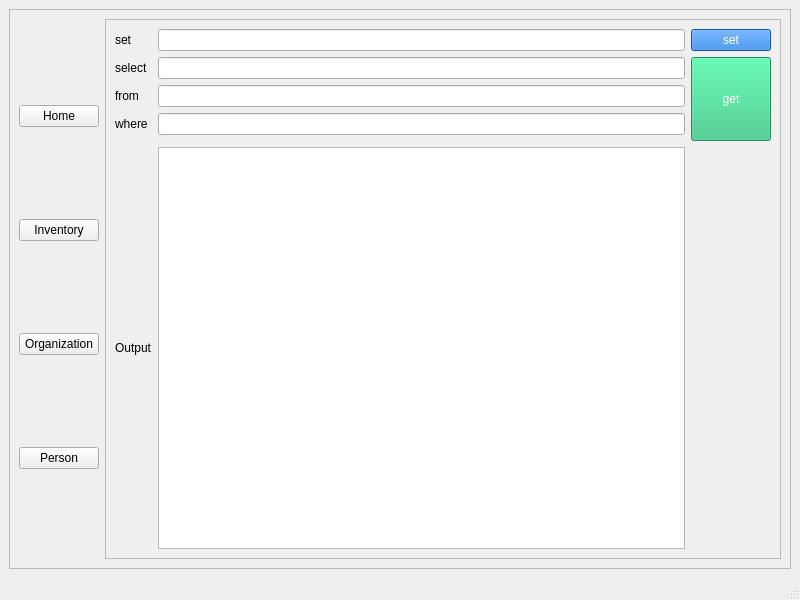
Before: the Qt Designer form mainwindow.ui in abdulroufsidhu/bms, drawn with Qt 5.
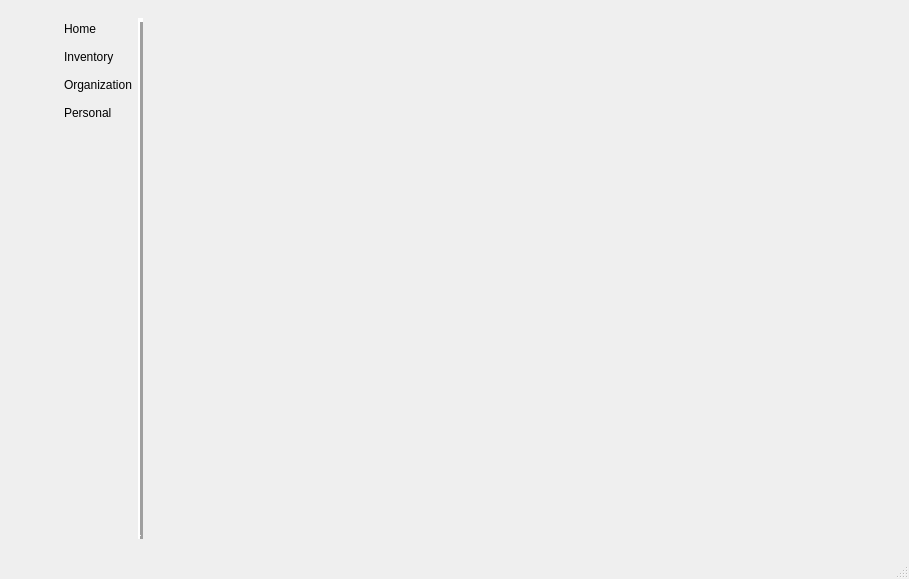
After: the same form once the commit is applied. Icons and pictures are not drawn.

```diff
--- a/mainwindow.ui
+++ b/mainwindow.ui
@@ -6,8 +6,8 @@
    <rect>
     <x>0</x>
     <y>0</y>
-    <width>800</width>
-    <height>600</height>
+    <width>909</width>
+    <height>579</height>
    </rect>
   </property>
   <property name="windowTitle">
@@ -17,6 +17,9 @@
    <layout class="QGridLayout" name="gridLayout_3">
     <item row="0" column="0">
      <widget class="QScrollArea" name="scrollArea_2">
+      <property name="frameShape">
+       <enum>QFrame::NoFrame</enum>
+      </property>
       <property name="widgetResizable">
        <bool>true</bool>
       </property>
@@ -25,13 +28,208 @@
         <rect>
          <x>0</x>
          <y>0</y>
-         <width>780</width>
-         <height>532</height>
+         <width>891</width>
+         <height>513</height>
         </rect>
        </property>
        <layout class="QGridLayout" name="gridLayout_2">
-        <item row="0" column="1">
+        <item row="0" column="0">
+         <layout class="QVBoxLayout" name="verticalLayout">
+          <property name="sizeConstraint">
+           <enum>QLayout::SetFixedSize</enum>
+          </property>
+          <item>
+           <layout class="QGridLayout" name="gridLayout_4">
+            <item row="4" column="0">
+             <widget class="QPushButton" name="btn_person">
+              <property name="sizePolicy">
+               <sizepolicy hsizetype="Minimum" vsizetype="Minimum">
+                <horstretch>0</horstretch>
+                <verstretch>0</verstretch>
+               </sizepolicy>
+              </property>
+              <property name="styleSheet">
+               <string notr="true">padding: 1em;</string>
+              </property>
+              <property name="text">
+               <string/>
+              </property>
+              <property name="icon">
+               <iconset resource="resources/icons.qrc">
+                <normaloff>:/icons/icons/person-svgrepo-com.svg</normaloff>:/icons/icons/person-svgrepo-com.svg</iconset>
+              </property>
+              <property name="iconSize">
+               <size>
+                <width>32</width>
+                <height>32</height>
+               </size>
+              </property>
+              <property name="flat">
+               <bool>true</bool>
+              </property>
+             </widget>
+            </item>
+            <item row="2" column="1">
+             <widget class="QLabel" name="label_7">
+              <property name="styleSheet">
+               <string notr="true">position: absolute;</string>
+              </property>
+              <property name="text">
+               <string>Inventory</string>
+              </property>
+             </widget>
+            </item>
+            <item row="1" column="0">
+             <widget class="QPushButton" name="btn_home">
+              <property name="sizePolicy">
+               <sizepolicy hsizetype="Minimum" vsizetype="Minimum">
+                <horstretch>0</horstretch>
+                <verstretch>0</verstretch>
+               </sizepolicy>
+              </property>
+              <property name="styleSheet">
+               <string notr="true">padding: 1em;
+                </string>
+              </property>
+              <property name="text">
+               <string/>
+              </property>
+              <property name="icon">
+               <iconset resource="resources/icons.qrc">
+                <normaloff>:/icons/icons/home-svgrepo-com.svg</normaloff>:/icons/icons/home-svgrepo-com.svg</iconset>
+              </property>
+              <property name="iconSize">
+               <size>
+                <width>32</width>
+                <height>32</height>
+               </size>
+              </property>
+              <property name="shortcut">
+               <string/>
+              </property>
+              <property name="autoExclusive">
+               <bool>false</bool>
+              </property>
+              <property name="default">
+               <bool>true</bool>
+              </property>
+              <property name="flat">
+               <bool>true</bool>
+              </property>
+             </widget>
+            </item>
+            <item row="4" column="1">
+             <widget class="QLabel" name="label_9">
+              <property name="text">
+               <string>Personal</string>
+              </property>
+             </widget>
+            </item>
+            <item row="2" column="0">
+             <widget class="QPushButton" name="btn_inventory">
+              <property name="sizePolicy">
+               <sizepolicy hsizetype="Minimum" vsizetype="Minimum">
+                <horstretch>0</horstretch>
+                <verstretch>0</verstretch>
+               </sizepolicy>
+              </property>
+              <property name="styleSheet">
+               <string notr="true">padding: 1em;</string>
+              </property>
+              <property name="text">
+               <string/>
+              </property>
+              <property name="icon">
+               <iconset resource="resources/icons.qrc">
+                <normaloff>:/icons/icons/stock-svgrepo-com.svg</normaloff>:/icons/icons/stock-svgrepo-com.svg</iconset>
+              </property>
+              <property name="iconSize">
+               <size>
+                <width>32</width>
+                <height>32</height>
+               </size>
+              </property>
+              <property name="flat">
+               <bool>true</bool>
+              </property>
+             </widget>
+            </item>
+            <item row="1" column="1">
+             <widget class="QLabel" name="label_6">
+              <property name="text">
+               <string>Home</string>
+              </property>
+             </widget>
+            </item>
+            <item row="3" column="1">
+             <widget class="QLabel" name="label_8">
+              <property name="text">
+               <string>Organization</string>
+              </property>
+             </widget>
+            </item>
+            <item row="3" column="0">
+             <widget class="QPushButton" name="btn_organization">
+              <property name="sizePolicy">
+               <sizepolicy hsizetype="Minimum" vsizetype="Minimum">
+                <horstretch>0</horstretch>
+                <verstretch>0</verstretch>
+               </sizepolicy>
+              </property>
+              <property name="styleSheet">
+               <string notr="true">padding: 1em;</string>
+              </property>
+              <property name="text">
+               <string/>
+              </property>
+              <property name="icon">
+               <iconset resource="resources/icons.qrc">
+                <normaloff>:/icons/icons/organization-administration-svgrepo-com.svg</normaloff>:/icons/icons/organization-administration-svgrepo-com.svg</iconset>
+              </property>
+              <property name="iconSize">
+               <size>
+                <width>32</width>
+                <height>32</height>
+               </size>
+              </property>
+              <property name="flat">
+               <bool>true</bool>
+              </property>
+             </widget>
+            </item>
+           </layout>
+          </item>
+          <item>
+           <spacer name="verticalSpacer_3">
+            <property name="orientation">
+             <enum>Qt::Vertical</enum>
+            </property>
+            <property name="sizeHint" stdset="0">
+             <size>
+              <width>20</width>
+              <height>40</height>
+             </size>
+            </property>
+           </spacer>
+          </item>
+         </layout>
+        </item>
+        <item row="0" column="2">
          <widget class="QScrollArea" name="scrollArea">
+          <property name="font">
+           <font>
+            <pointsize>11</pointsize>
+           </font>
+          </property>
+          <property name="frameShape">
+           <enum>QFrame::NoFrame</enum>
+          </property>
+          <property name="frameShadow">
+           <enum>QFrame::Raised</enum>
+          </property>
+          <property name="sizeAdjustPolicy">
+           <enum>QAbstractScrollArea::AdjustIgnored</enum>
+          </property>
           <property name="widgetResizable">
            <bool>true</bool>
           </property>
@@ -40,127 +238,59 @@
             <rect>
              <x>0</x>
              <y>0</y>
-             <width>657</width>
-             <height>512</height>
+             <width>683</width>
+             <height>495</height>
             </rect>
            </property>
-           <layout class="QGridLayout" name="gridLayout">
-            <item row="3" column="1">
-             <widget class="QLineEdit" name="le_where"/>
-            </item>
-            <item row="2" column="1">
-             <widget class="QLineEdit" name="le_from"/>
-            </item>
-            <item row="0" column="1">
-             <widget class="QLineEdit" name="le_set"/>
-            </item>
-            <item row="0" column="2">
-             <widget class="QPushButton" name="btn_set">
-              <property name="styleSheet">
-               <string notr="true">background-color: rgb(28, 113, 216);
-color: rgb(255, 255, 255);</string>
-              </property>
-              <property name="text">
-               <string>set</string>
-              </property>
-             </widget>
-            </item>
-            <item row="3" column="0">
-             <widget class="QLabel" name="label_4">
-              <property name="text">
-               <string>where</string>
-              </property>
-             </widget>
-            </item>
-            <item row="1" column="0">
-             <widget class="QLabel" name="label_2">
-              <property name="text">
-               <string>select</string>
-              </property>
-             </widget>
-            </item>
-            <item row="1" column="2" rowspan="4">
-             <widget class="QPushButton" name="btn_get">
-              <property name="sizePolicy">
-               <sizepolicy hsizetype="Minimum" vsizetype="Preferred">
-                <horstretch>0</horstretch>
-                <verstretch>0</verstretch>
-               </sizepolicy>
-              </property>
-              <property name="styleSheet">
-               <string notr="true">background-color: rgb(46, 194, 126);
-color: rgb(255, 255, 255);</string>
-              </property>
-              <property name="text">
-               <string>get</string>
-              </property>
-             </widget>
-            </item>
+           <layout class="QGridLayout" name="gridLayout_5">
             <item row="0" column="0">
-             <widget class="QLabel" name="label">
-              <property name="text">
-               <string>set</string>
+             <layout class="QGridLayout" name="output_layout">
+              <property name="horizontalSpacing">
+               <number>6</number>
               </property>
-             </widget>
-            </item>
-            <item row="1" column="1">
-             <widget class="QLineEdit" name="le_select"/>
-            </item>
-            <item row="5" column="0">
-             <widget class="QLabel" name="label_5">
-              <property name="text">
-               <string>Output</string>
-              </property>
-             </widget>
-            </item>
-            <item row="5" column="1">
-             <widget class="QTextBrowser" name="txt_output"/>
-            </item>
-            <item row="2" column="0">
-             <widget class="QLabel" name="label_3">
-              <property name="text">
-               <string>from</string>
-              </property>
-             </widget>
+             </layout>
             </item>
            </layout>
           </widget>
          </widget>
         </item>
-        <item row="0" column="0">
-         <layout class="QVBoxLayout" name="verticalLayout">
-          <property name="sizeConstraint">
-           <enum>QLayout::SetFixedSize</enum>
+        <item row="0" column="1">
+         <widget class="Line" name="line">
+          <property name="sizePolicy">
+           <sizepolicy hsizetype="Fixed" vsizetype="Minimum">
+            <horstretch>0</horstretch>
+            <verstretch>0</verstretch>
+           </sizepolicy>
           </property>
-          <item>
-           <widget class="QPushButton" name="pushButton">
-            <property name="text">
-             <string>Home</string>
-            </property>
-           </widget>
-          </item>
-          <item>
-           <widget class="QPushButton" name="pushButton_4">
-            <property name="text">
-             <string>Inventory</string>
-            </property>
-           </widget>
-          </item>
-          <item>
-           <widget class="QPushButton" name="pushButton_5">
-            <property name="text">
-             <string>Organization</string>
-            </property>
-           </widget>
-          </item>
-          <item>
-           <widget class="QPushButton" name="pushButton_6">
-            <property name="text">
-             <string>Person</string>
-            </property>
-           </widget>
-          </item>
-         </layout>
+          <property name="minimumSize">
+           <size>
+            <width>5</width>
+            <height>0</height>
+           </size>
+          </property>
+          <property name="font">
+           <font>
+            <pointsize>11</pointsize>
+            <weight>50</weight>
+            <bold>false</bold>
+           </font>
+          </property>
+          <property name="autoFillBackground">
+           <bool>true</bool>
+          </property>
+          <property name="frameShadow">
+           <enum>QFrame::Raised</enum>
+          </property>
+          <property name="lineWidth">
+           <number>4</number>
+          </property>
+          <property name="midLineWidth">
+           <number>0</number>
+          </property>
+          <property name="orientation">
+           <enum>Qt::Vertical</enum>
+          </property>
+         </widget>
         </item>
        </layout>
       </widget>
```
Left out of the diff: 6 changed lines with no effect on the pictures.
